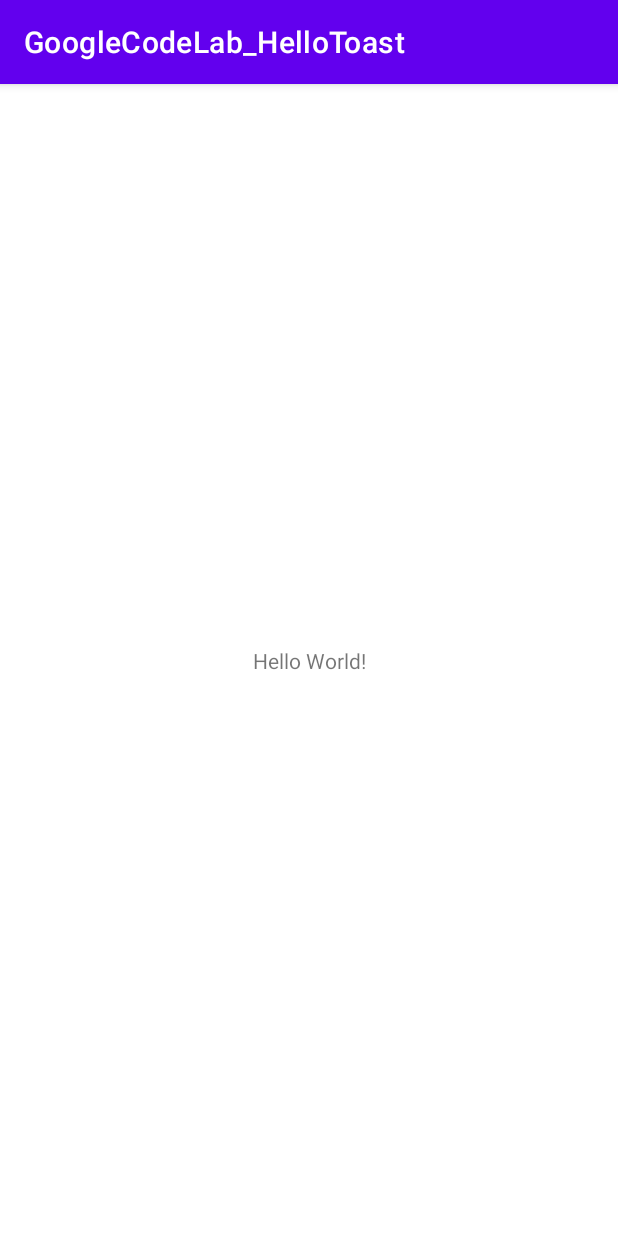
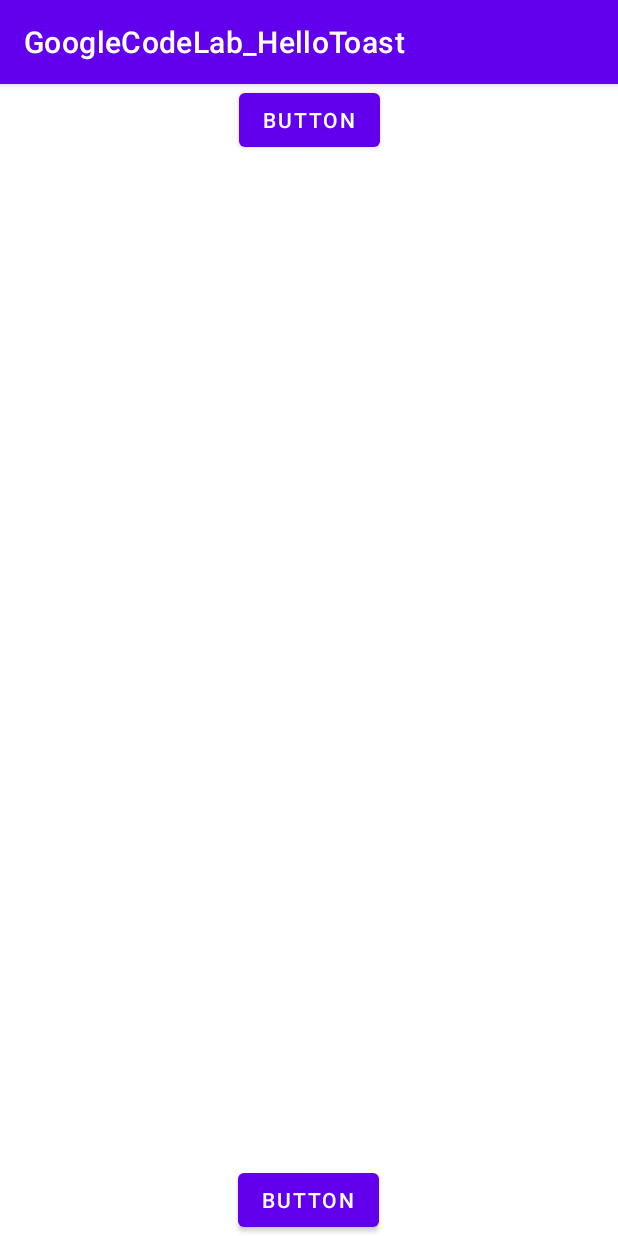
Before and after one commit to SmallGreenMan/GoogleCodelab_l1.2, an Android app: the screen it shows after launch (MainActivity), on a phone screen of 412 x 824 dp. Run offline under Robolectric (Android 15) with nearby library versions, the phone set to English and light mode, and no system bars.

Commit message:
add: buttons

```diff
--- a/app/src/main/res/layout/activity_main.xml
+++ b/app/src/main/res/layout/activity_main.xml
@@ -6,13 +6,22 @@
     android:layout_height="match_parent"
     tools:context=".MainActivity">
 
-    <TextView
+    <Button
+        android:id="@+id/button"
         android:layout_width="wrap_content"
         android:layout_height="wrap_content"
-        android:text="Hello World!"
-        app:layout_constraintBottom_toBottomOf="parent"
-        app:layout_constraintLeft_toLeftOf="parent"
-        app:layout_constraintRight_toRightOf="parent"
+        android:text="Button"
+        app:layout_constraintEnd_toEndOf="parent"
+        app:layout_constraintStart_toStartOf="parent"
         app:layout_constraintTop_toTopOf="parent" />
 
+    <Button
+        android:id="@+id/button2"
+        android:layout_width="wrap_content"
+        android:layout_height="wrap_content"
+        android:text="Button"
+        app:layout_constraintBottom_toBottomOf="parent"
+        app:layout_constraintEnd_toEndOf="parent"
+        app:layout_constraintHorizontal_bias="0.498"
+        app:layout_constraintStart_toStartOf="parent" />
 </androidx.constraintlayout.widget.ConstraintLayout>
```
